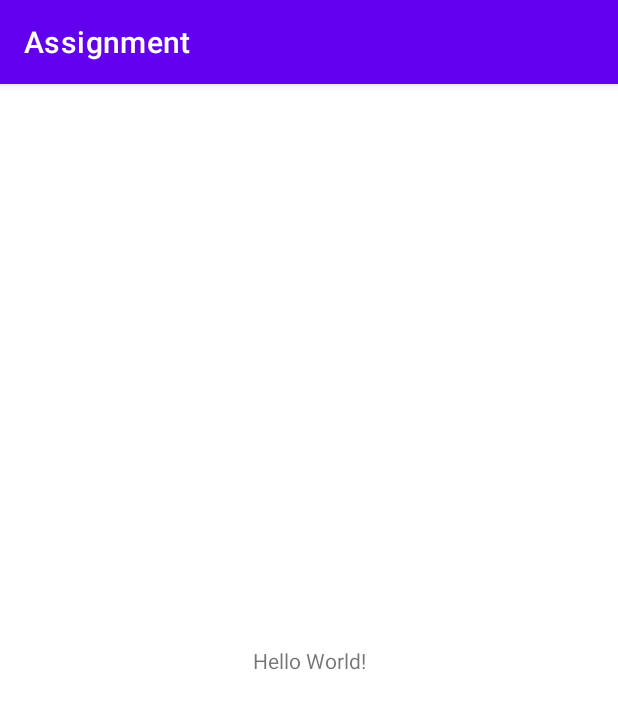
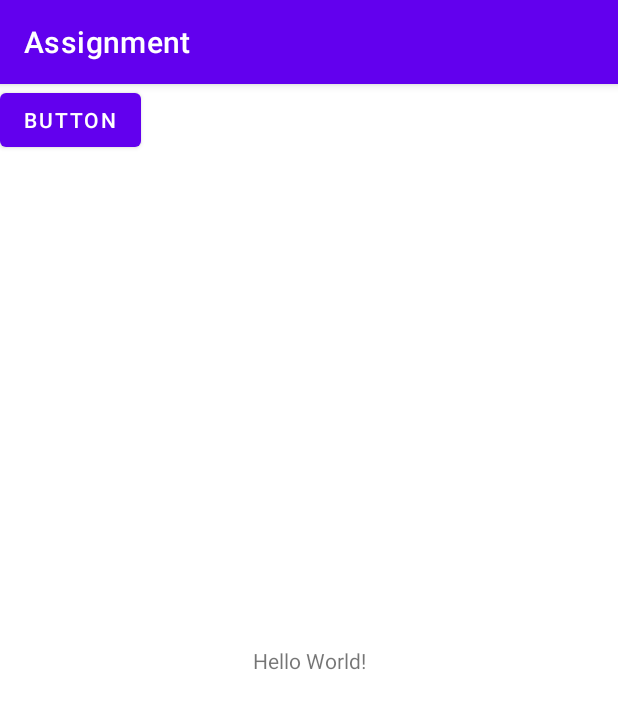
Before and after one commit to SWE1902MobileApplication/Assignment, an Android app: the screen it shows after launch (MainActivity), on a phone screen of 412 x 824 dp. Shown: the top 709 px of the screen. Run offline under Robolectric (Android 15) with nearby library versions, the light colour scheme and no system bars.

Commit message:
add button

```diff
--- a/app/src/main/java/com/example/assignment/MainActivity.java
+++ b/app/src/main/java/com/example/assignment/MainActivity.java
@@ -10,5 +10,6 @@ public class MainActivity extends AppCompatActivity {
     protected void onCreate(Bundle savedInstanceState) {
         super.onCreate(savedInstanceState);
         setContentView(R.layout.activity_main);
+
     }
 }
--- a/app/src/main/res/layout/activity_main.xml
+++ b/app/src/main/res/layout/activity_main.xml
@@ -15,4 +15,12 @@
         app:layout_constraintRight_toRightOf="parent"
         app:layout_constraintTop_toTopOf="parent" />
 
+    <Button
+        android:id="@+id/button"
+        android:layout_width="wrap_content"
+        android:layout_height="wrap_content"
+        android:text="Button"
+        tools:layout_editor_absoluteX="160dp"
+        tools:layout_editor_absoluteY="300dp" />
+
 </androidx.constraintlayout.widget.ConstraintLayout>
--- a/build.gradle
+++ b/build.gradle
@@ -5,7 +5,7 @@ buildscript {
         jcenter()
     }
     dependencies {
-        classpath "com.android.tools.build:gradle:4.1.2"
+        classpath 'com.android.tools.build:gradle:7.0.2'
 
         // NOTE: Do not place your application dependencies here; they belong
         // in the individual module build.gradle files
```
Also changed, not shown: gradle/wrapper/gradle-wrapper.properties.
